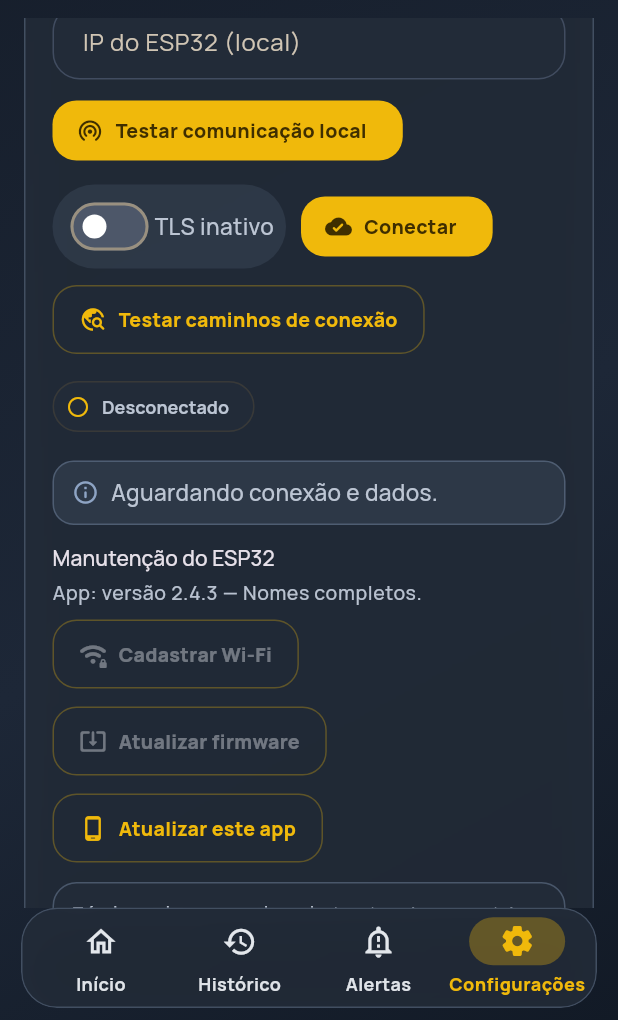
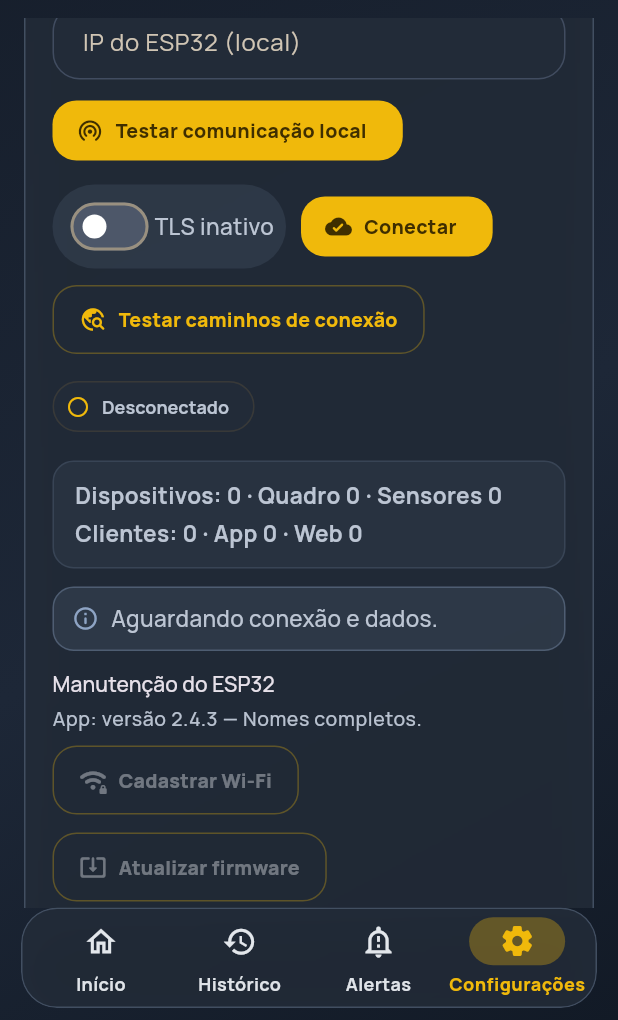
Before and after one commit to frahncky/IoTMotor, a Flutter app: the screen it shows after launch, item 4 of the bottom bar chosen, scrolled down 576 dp, on a phone screen of 412 x 824 dp, the part 216-1236 px from its top. Run offline on Flutter 3.47's test engine with Material 3 defaults, Android fonts, the phone set to English and light mode, and no system bars; our stand-ins replace audioplayers, fl_chart, flutter_local_notifications, flutter_riverpod, flutter_secure_storage, google_fonts and 2 more; missing offline and left inert: cryptography, dart:html, flutter_background_service, mqtt_client.

Commit message:
feat(app): adiciona resumo de dispositivos e clientes na conexão

```diff
--- a/lib/features/iot_motor/view/tabs/settings_tab.dart
+++ b/lib/features/iot_motor/view/tabs/settings_tab.dart
@@ -474,6 +474,41 @@ class _ConfiguracoesTabState extends ConsumerState<ConfiguracoesTab> {
                       label: Text(controller.connectionMessage),
                     ),
                   ],
+                ),
+                const SizedBox(height: 12),
+                Container(
+                  width: double.infinity,
+                  padding: const EdgeInsets.symmetric(
+                    horizontal: 14,
+                    vertical: 12,
+                  ),
+                  decoration: BoxDecoration(
+                    color: AppTheme.brandBlue.withValues(alpha: 0.07),
+                    borderRadius: BorderRadius.circular(14),
+                    border: Border.all(
+                      color: AppTheme.brandBlue.withValues(alpha: 0.16),
+                    ),
+                  ),
+                  child: Column(
+                    crossAxisAlignment: CrossAxisAlignment.start,
+                    children: <Widget>[
+                      Text(
+                        'Dispositivos: ${controller.devicesPresenceSummary}',
+                        key: const ValueKey<String>('connection_devices_summary'),
+                        style: Theme.of(context).textTheme.bodyMedium?.copyWith(
+                          fontWeight: FontWeight.w700,
+                        ),
+                      ),
+                      const SizedBox(height: 4),
+                      Text(
+                        'Clientes: ${controller.commandClientsSummary}',
+                        key: const ValueKey<String>('connection_clients_summary'),
+                        style: Theme.of(context).textTheme.bodyMedium?.copyWith(
+                          fontWeight: FontWeight.w700,
+                        ),
+                      ),
+                    ],
+                  ),
                 ),
                 const SizedBox(height: 12),
                 _buildInlineNotice(
```
